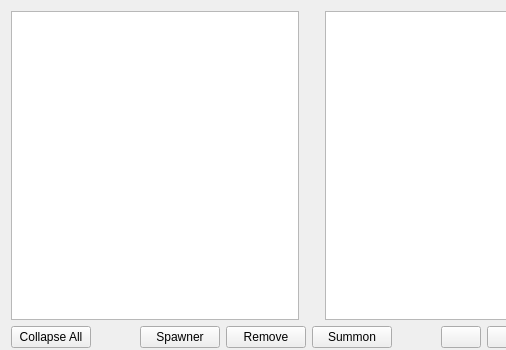
Before: the Qt Designer form src/forms/maintab_chars.ui in cbnolok/Leviathan, drawn with Qt 5; both pictures show x 0 to 506 and y 0 to 350 of the 900 by 350 pixel window.
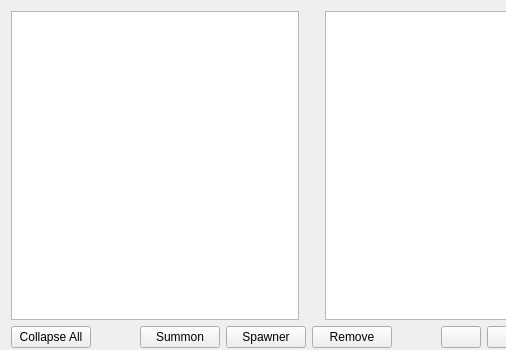
After: the same form once the commit is applied. Icons and pictures are not drawn.

```diff
--- a/src/forms/maintab_chars.ui
+++ b/src/forms/maintab_chars.ui
@@ -79,6 +79,19 @@
              </property>
             </spacer>
            </item>
+           <item>
+            <widget class="QPushButton" name="pushButton_summon">
+             <property name="sizePolicy">
+              <sizepolicy hsizetype="Fixed" vsizetype="Fixed">
+               <horstretch>0</horstretch>
+               <verstretch>0</verstretch>
+              </sizepolicy>
+             </property>
+             <property name="text">
+              <string>Summon</string>
+             </property>
+            </widget>
+           </item>
            <item>
             <widget class="QPushButton" name="pushButton_spawner">
              <property name="text">
@@ -99,19 +112,6 @@
              </property>
             </widget>
            </item>
-           <item>
-            <widget class="QPushButton" name="pushButton_summon">
-             <property name="sizePolicy">
-              <sizepolicy hsizetype="Fixed" vsizetype="Fixed">
-               <horstretch>0</horstretch>
-               <verstretch>0</verstretch>
-              </sizepolicy>
-             </property>
-             <property name="text">
-              <string>Summon</string>
-             </property>
-            </widget>
-           </item>
            <item>
             <spacer name="horizontalSpacer_3">
              <property name="orientation">
```
